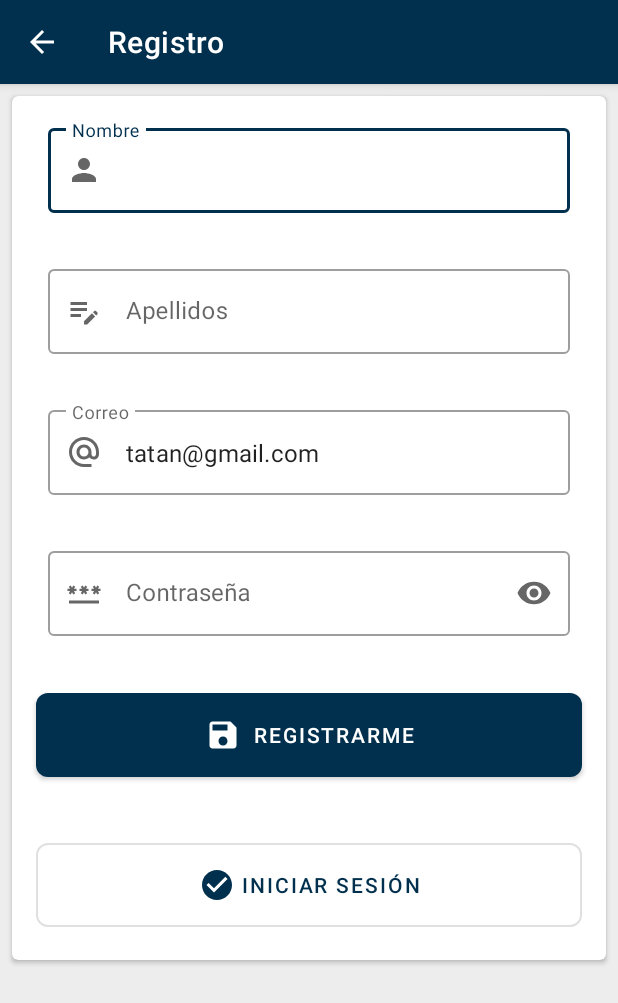
After one commit to zavaletadev/t201-dapps, an Android app: the RegistroRemotoActivity screen opened directly, with no data from a screen before it, on a phone screen of 412 x 824 dp. The commit adds this screen. Shown: the top 1003 px of the screen. Run offline under Robolectric (Android 15) with nearby library versions, the phone set to English and light mode, and no system bars; our stand-ins replace Volley.

Commit message:
Ejemplo de registro remoto usando los servicios web para la tienda de AWOS

```diff
--- a/app/src/main/AndroidManifest.xml
+++ b/app/src/main/AndroidManifest.xml
@@ -19,6 +19,10 @@
         android:supportsRtl="true"
         android:theme="@style/Theme.HolaMundo"
         android:usesCleartextTraffic="true">
+        <activity
+            android:name=".RegistroRemotoActivity"
+            android:exported="false"
+            android:label="Registro"/>
         <activity
             android:name=".ListViewEjemploActivity"
             android:exported="false" />
--- /dev/null
+++ b/app/src/main/java/mx/edu/uteq/dapps/holamundo/RegistroRemotoActivity.java
@@ -0,0 +1,175 @@
+package mx.edu.uteq.dapps.holamundo;
+
+import androidx.annotation.Nullable;
+import androidx.appcompat.app.ActionBar;
+import androidx.appcompat.app.AppCompatActivity;
+
+import android.app.ProgressDialog;
+import android.os.Bundle;
+import android.widget.Toast;
+
+import com.android.volley.AuthFailureError;
+import com.android.volley.Request;
+import com.android.volley.RequestQueue;
+import com.android.volley.Response;
+import com.android.volley.VolleyError;
+import com.android.volley.toolbox.StringRequest;
+import com.android.volley.toolbox.Volley;
+import com.google.android.material.snackbar.Snackbar;
+
+import org.json.JSONObject;
+
+import java.util.HashMap;
+import java.util.Map;
+
+import mx.edu.uteq.dapps.holamundo.databinding.ActivityRegistroRemotoBinding;
+
+public class RegistroRemotoActivity extends AppCompatActivity {
+
+    private ActivityRegistroRemotoBinding binding;
+    private ActionBar actionBar;
+
+    private ProgressDialog progress;
+    private final String URL_SERV = "http://dtai.uteq.edu.mx/~uteq/awos/proyectos/carrito/back/backend/registrausuario";
+
+    /*
+    Peticiones remotas con Volley
+     */
+    private RequestQueue conexionServ;
+    private StringRequest peticionServ;
+
+    @Override
+    protected void onCreate(Bundle savedInstanceState) {
+        super.onCreate(savedInstanceState);
+
+        binding = ActivityRegistroRemotoBinding.inflate(getLayoutInflater());
+        setContentView(binding.getRoot());
+
+        actionBar = getSupportActionBar();
+
+        if (actionBar != null) {
+            actionBar.setDisplayHomeAsUpEnabled(true);
+        }
+
+        /*
+        Inicializamos los componentes
+         */
+        progress = new ProgressDialog(RegistroRemotoActivity.this);
+        conexionServ = Volley.newRequestQueue(RegistroRemotoActivity.this);
+
+        /*
+        Click del boton registrarme
+         */
+        binding.mbRegistro.setOnClickListener(view -> {
+            progress.setTitle("Registrandote");
+            progress.setMessage("Por favor espera...");
+            progress.setIndeterminate(true);
+            progress.setCancelable(false);
+            progress.show();
+
+            /*
+            Validaciones necesarias:
+            Nombre: min 3 caracteres SOLO LETRAS Y ACENTOS, diéresis y eñes
+            Aapellidos: min 3 caracteres SOLO LETRAS Y ACENTOS, diéresis y eñes
+            Coreo
+            Contraseña: minimo 8 caracteres sin espacios '123 1234'
+             */
+
+            /*
+            Ya validados, tomar los valores que el servicio necesita
+             */
+            final String nombre = binding.tietNombre.getText().toString();
+            final String apellidos = binding.tietApellidos.getText().toString();
+            final String correo = binding.tietUsuario.getText().toString();
+            final String password = binding.tietPassword.getText().toString();
+
+            /*
+            Preparamos la peticioón al servicio
+             1.- Método (POST/GET)
+             2.- URL destino
+             3.- ResponseListener
+             4.- ErrorListener
+            *5.- (Solo para POST)
+                 Antes de ejecutar el servicio, debemos indicar las variables
+                 tipo POST que vamos a enviar por medio de la petición
+                 sobreescribiendo el método getParams y creando un mapa
+                 de datos
+             */
+            peticionServ = new StringRequest(
+                Request.Method.POST,
+                URL_SERV,
+                new Response.Listener<String>() {
+                    @Override
+                    public void onResponse(String response) {
+                        progress.hide();
+
+                        /*
+                        intentamos convertir el String de la respuesta
+                        en un objetos JSON
+                         */
+                        try {
+                            JSONObject objResp = new JSONObject(response);
+
+                            //Tomamos el valor de la prop resultado
+                            boolean resultado = objResp.getBoolean("resultado");
+                            /*
+                            Si resultado es verdadero, el usuario pudo registrarse
+                            de lo contrario no se ejecutó el registro, asi que mostramos el error
+                             */
+                            String mensaje = objResp.getString("mensaje");
+                            if (resultado) {
+                                /*
+                                Mensaje de éxito y hacer lo que sigue
+                                 */
+                                Snackbar.make(view, mensaje, Snackbar.LENGTH_LONG).show();
+                            }
+
+                            else {
+                                Snackbar.make(view, mensaje, Snackbar.LENGTH_LONG).show();
+                            }
+
+                        }
+
+                        catch(Exception e) {
+
+                        }
+                    }
+                },
+                new Response.ErrorListener() {
+                    @Override
+                    public void onErrorResponse(VolleyError error) {
+                        progress.hide();
+                    }
+                }
+            ) {
+                @Nullable
+                @Override
+                protected Map<String, String> getParams() throws AuthFailureError {
+                    //Creamos un mapa con claves tipo String
+                    //y valores tipo String
+                    Map<String, String> parametros = new HashMap<>();
+
+                    /*
+                    Por medio del método put podemos agregar una clave
+                    y valor
+                     */
+                    parametros.put("nombre", nombre);
+                    parametros.put("apellidos", apellidos);
+                    parametros.put("correo", correo);
+                    parametros.put("contra", password);
+
+                    return parametros;
+                } // getParams
+
+            }; // peticionServ
+
+            // Consumir el servicio
+            conexionServ.add(peticionServ);
+
+        }); // clic btn registro
+
+
+    }
+
+    //Ayúdame a programar el optionsBacHome
+}
--- /dev/null
+++ b/app/src/main/res/drawable/ic_password.xml
@@ -0,0 +1,10 @@
+<vector xmlns:android="http://schemas.android.com/apk/res/android"
+    android:width="24dp"
+    android:height="24dp"
+    android:viewportWidth="24"
+    android:viewportHeight="24"
+    android:tint="?attr/colorControlNormal">
+  <path
+      android:fillColor="@android:color/white"
+      android:pathData="M2,17h20v2H2V17zM3.15,12.95L4,11.47l0.85,1.48l1.3,-0.75L5.3,10.72H7v-1.5H5.3l0.85,-1.47L4.85,7L4,8.47L3.15,7l-1.3,0.75L2.7,9.22H1v1.5h1.7L1.85,12.2L3.15,12.95zM9.85,12.2l1.3,0.75L12,11.47l0.85,1.48l1.3,-0.75l-0.85,-1.48H15v-1.5h-1.7l0.85,-1.47L12.85,7L12,8.47L11.15,7l-1.3,0.75l0.85,1.47H9v1.5h1.7L9.85,12.2zM23,9.22h-1.7l0.85,-1.47L20.85,7L20,8.47L19.15,7l-1.3,0.75l0.85,1.47H17v1.5h1.7l-0.85,1.48l1.3,0.75L20,11.47l0.85,1.48l1.3,-0.75l-0.85,-1.48H23V9.22z"/>
+</vector>
--- /dev/null
+++ b/app/src/main/res/layout/activity_registro_remoto.xml
@@ -0,0 +1,140 @@
+<?xml version="1.0" encoding="utf-8"?>
+<androidx.core.widget.NestedScrollView xmlns:android="http://schemas.android.com/apk/res/android"
+    xmlns:app="http://schemas.android.com/apk/res-auto"
+    xmlns:tools="http://schemas.android.com/tools"
+    android:layout_width="match_parent"
+    android:layout_height="match_parent"
+    tools:context=".RegistroRemotoActivity" android:background="#ededed">
+
+    <LinearLayout
+        android:layout_width="match_parent"
+        android:layout_height="wrap_content"
+        android:orientation="vertical">
+
+        <androidx.cardview.widget.CardView
+            android:layout_width="match_parent"
+            android:layout_height="wrap_content"
+            android:layout_margin="8dp"
+            android:paddingVertical="8dp"
+            app:cardCornerRadius="4dp">
+
+            <LinearLayout
+                android:layout_width="match_parent"
+                android:layout_height="wrap_content"
+                android:orientation="vertical">
+
+<!--                Nombre-->
+                <com.google.android.material.textfield.TextInputLayout
+                    android:id="@+id/til_nombre"
+                    android:layout_width="match_parent"
+                    android:layout_height="wrap_content"
+                    android:layout_marginHorizontal="16dp"
+                    android:layout_marginVertical="8dp"
+                    android:padding="8dp"
+                    app:startIconDrawable="@drawable/ic_person"
+                    app:endIconMode="clear_text"
+                    style="@style/Widget.MaterialComponents.TextInputLayout.OutlinedBox"
+                    android:hint="Nombre">
+
+                    <com.google.android.material.textfield.TextInputEditText
+                        android:id="@+id/tiet_nombre"
+                        android:layout_width="match_parent"
+                        android:layout_height="wrap_content"
+                        android:inputType="textPersonName"/>
+
+                </com.google.android.material.textfield.TextInputLayout>
+
+<!--                Apellidos-->
+                <com.google.android.material.textfield.TextInputLayout
+                    android:id="@+id/til_apellidos"
+                    android:layout_width="match_parent"
+                    android:layout_height="wrap_content"
+                    android:layout_marginHorizontal="16dp"
+                    android:layout_marginVertical="8dp"
+                    android:padding="8dp"
+                    app:startIconDrawable="@drawable/ic_edit_note"
+                    app:endIconMode="clear_text"
+                    style="@style/Widget.MaterialComponents.TextInputLayout.OutlinedBox"
+                    android:hint="Apellidos">
+
+                    <com.google.android.material.textfield.TextInputEditText
+                        android:id="@+id/tiet_apellidos"
+                        android:layout_width="match_parent"
+                        android:layout_height="wrap_content"
+                        android:inputType="textPersonName"/>
+
+                </com.google.android.material.textfield.TextInputLayout>
+
+<!--                Usuario-->
+                <com.google.android.material.textfield.TextInputLayout
+                    android:id="@+id/til_usuario"
+                    android:layout_width="match_parent"
+                    android:layout_height="wrap_content"
+                    android:layout_marginHorizontal="16dp"
+                    android:layout_marginVertical="8dp"
+                    android:padding="8dp"
+                    app:startIconDrawable="@drawable/ic_alternate_email"
+                    app:endIconMode="clear_text"
+                    style="@style/Widget.MaterialComponents.TextInputLayout.OutlinedBox"
+                    android:hint="Correo">
+
+                    <com.google.android.material.textfield.TextInputEditText
+                        android:id="@+id/tiet_usuario"
+                        android:layout_width="match_parent"
+                        android:layout_height="wrap_content"
+                        android:text="tatan@gmail.com"
+                        android:inputType="textEmailAddress"/>
+
+                </com.google.android.material.textfield.TextInputLayout>
+
+                <com.google.android.material.textfield.TextInputLayout
+                    android:id="@+id/til_password"
+                    android:layout_width="match_parent"
+                    android:layout_height="wrap_content"
+                    android:layout_marginHorizontal="16dp"
+                    android:layout_marginVertical="8dp"
+                    android:padding="8dp"
+                    app:endIconMode="password_toggle"
+                    app:startIconDrawable="@drawable/ic_password"
+                    style="@style/Widget.MaterialComponents.TextInputLayout.OutlinedBox"
+                    android:hint="Contraseña">
+
+                    <com.google.android.material.textfield.TextInputEditText
+                        android:id="@+id/tiet_password"
+                        android:layout_width="match_parent"
+                        android:layout_height="wrap_content"
+                        android:inputType="textPassword"/>
+
+                </com.google.android.material.textfield.TextInputLayout>
+
+                <com.google.android.material.button.MaterialButton
+                    android:id="@+id/mb_registro"
+                    android:layout_width="match_parent"
+                    android:layout_height="wrap_content"
+                    android:padding="16dp"
+                    android:layout_margin="16dp"
+                    android:text="Registrarme"
+                    app:icon="@drawable/ic_save"
+                    app:iconGravity="textStart"
+                    app:cornerRadius="8dp"/>
+
+                <com.google.android.material.button.MaterialButton
+                    android:id="@+id/mb_login"
+                    android:layout_width="match_parent"
+                    android:layout_height="wrap_content"
+                    android:padding="16dp"
+                    android:layout_margin="16dp"
+                    android:text="Iniciar sesión"
+                    app:icon="@drawable/ic_check_circle"
+                    app:iconGravity="textStart"
+                    style="@style/Widget.MaterialComponents.Button.OutlinedButton"
+                    app:cornerRadius="8dp"/>
+            </LinearLayout>
+
+
+
+        </androidx.cardview.widget.CardView>
+
+    </LinearLayout>
+
+</androidx.core.widget.NestedScrollView>
```
Also changed, not shown: app/src/main/java/mx/edu/uteq/dapps/holamundo/MenuActivity.java (+10 -0 lines), app/src/main/res/layout/activity_menu.xml (+8 -0 lines).
